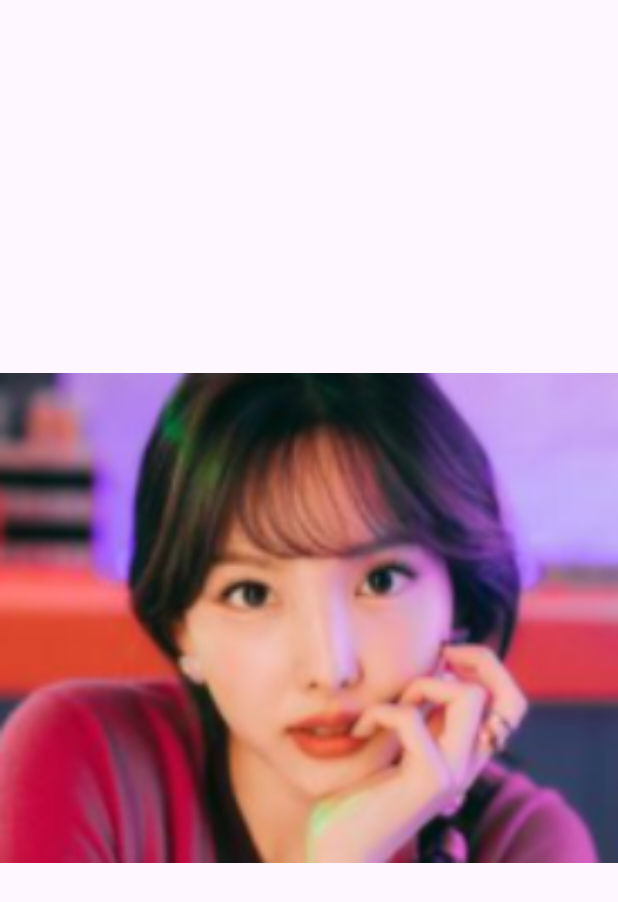
After one commit to jooyoung9939/kjy_nsh, an Android app: the ImageInsideActivity screen opened directly, with no data from a screen before it, on a phone screen of 412 x 824 dp. The commit adds this screen. Shown: the top 902 px of the screen. Run offline under Robolectric (Android 15) with nearby library versions, the phone set to English and light mode, and no system bars.

```diff
--- a/app/src/main/AndroidManifest.xml
+++ b/app/src/main/AndroidManifest.xml
@@ -13,6 +13,9 @@
         android:theme="@style/Theme.Madcamp_week1_tab1_try"
         tools:targetApi="31">
         <activity
+            android:name=".ImageInsideActivity"
+            android:exported="false" />
+        <activity
             android:name=".MainActivity"
             android:exported="true">
             <intent-filter>
--- /dev/null
+++ b/app/src/main/java/com/example/madcamp_week1_tab1_try/ImageInsideActivity.kt
@@ -0,0 +1,44 @@
+package com.example.madcamp_week1_tab1_try
+
+import android.annotation.SuppressLint
+import androidx.appcompat.app.AppCompatActivity
+import android.os.Bundle
+import android.widget.ImageView
+class ImageInsideActivity : AppCompatActivity() {
+    @SuppressLint("MissingInflatedId")
+    override fun onCreate(savedInstanceState: Bundle?) {
+        super.onCreate(savedInstanceState)
+        setContentView(R.layout.activity_image_inside)
+
+        val getData = intent.getStringExtra("data")
+        val memberImage = findViewById<ImageView>(R.id.memberImageArea)
+
+        if(getData =="1"){
+            memberImage.setImageResource(R.drawable.member_1)
+        }
+        if(getData =="2"){
+            memberImage.setImageResource(R.drawable.member_2)
+        }
+        if(getData =="3"){
+            memberImage.setImageResource(R.drawable.member_3)
+        }
+        if(getData =="4"){
+            memberImage.setImageResource(R.drawable.member_4)
+        }
+        if(getData =="5"){
+            memberImage.setImageResource(R.drawable.member_5)
+        }
+        if(getData =="6"){
+            memberImage.setImageResource(R.drawable.member_6)
+        }
+        if(getData =="7"){
+            memberImage.setImageResource(R.drawable.member_7)
+        }
+        if(getData =="8"){
+            memberImage.setImageResource(R.drawable.member_8)
+        }
+        if(getData =="9"){
+            memberImage.setImageResource(R.drawable.member_9)
+        }
+    }
+}
--- /dev/null
+++ b/app/src/main/res/layout/activity_image_inside.xml
@@ -0,0 +1,17 @@
+<?xml version="1.0" encoding="utf-8"?>
+<androidx.constraintlayout.widget.ConstraintLayout
+    xmlns:android="http://schemas.android.com/apk/res/android"
+    xmlns:app="http://schemas.android.com/apk/res-auto"
+    xmlns:tools="http://schemas.android.com/tools"
+    android:layout_width="match_parent"
+    android:layout_height="match_parent"
+    tools:context=".ImageInsideActivity">
+
+    <ImageView
+        android:id="@+id/memberImageArea"
+        android:src="@drawable/member_1"
+        android:layout_width="match_parent"
+        android:layout_height="match_parent"/>
+
+
+</androidx.constraintlayout.widget.ConstraintLayout>
```
Also changed, not shown: app/src/main/java/com/example/madcamp_week1_tab1_try/FragmentB.kt (+45 -0 lines), app/src/main/res/layout/fragment_b.xml (+78 -9 lines), app/src/main/res/drawable/member_1.png (added), app/src/main/res/drawable/member_2.png (added), app/src/main/res/drawable/member_3.png (added), app/src/main/res/drawable/member_4.png (added), app/src/main/res/drawable/member_5.png (added), app/src/main/res/drawable/member_6.png (added), app/src/main/res/drawable/member_7.png (added), app/src/main/res/drawable/member_8.png (added), app/src/main/res/drawable/member_9.png (added).
